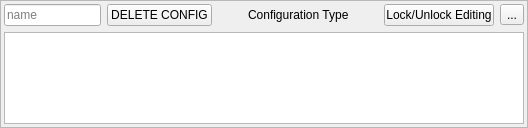
First picture: the form in atef/ui/config_overview_row.ui, repository pcdshub/atef, before the edit.
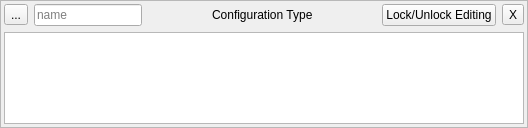
Second picture: the form after the edit.

Commit message: ENH: relocate and add tooltips to navigation buttons

```diff
--- a/atef/ui/config_overview_row.ui
+++ b/atef/ui/config_overview_row.ui
@@ -67,6 +67,13 @@
         <property name="bottomMargin">
          <number>0</number>
         </property>
+        <item>
+         <widget class="QToolButton" name="child_button">
+          <property name="text">
+           <string>...</string>
+          </property>
+         </widget>
+        </item>
         <item>
          <widget class="QLineEdit" name="name_edit">
           <property name="text">
@@ -83,13 +90,6 @@
           </property>
          </widget>
         </item>
-        <item>
-         <widget class="QPushButton" name="delete_button">
-          <property name="text">
-           <string>DELETE CONFIG</string>
-          </property>
-         </widget>
-        </item>
         <item>
          <spacer name="horizontalSpacer">
           <property name="orientation">
@@ -143,9 +143,9 @@
          </widget>
         </item>
         <item>
-         <widget class="QToolButton" name="child_button">
+         <widget class="QToolButton" name="delete_button">
           <property name="text">
-           <string>...</string>
+           <string>X</string>
           </property>
          </widget>
         </item>
```
The commit also changes 5 other files.
